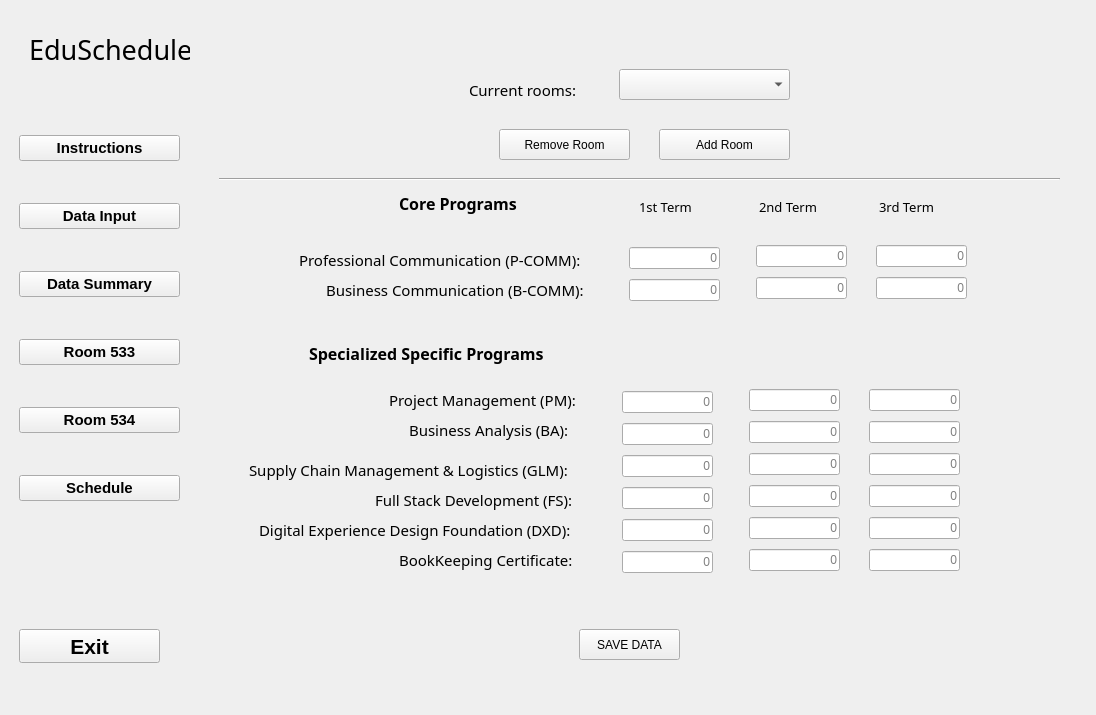
Qt form GUI_App/Scheduler1.ui (MacEwanCMPT395/2023-01_Team3) before a commit.
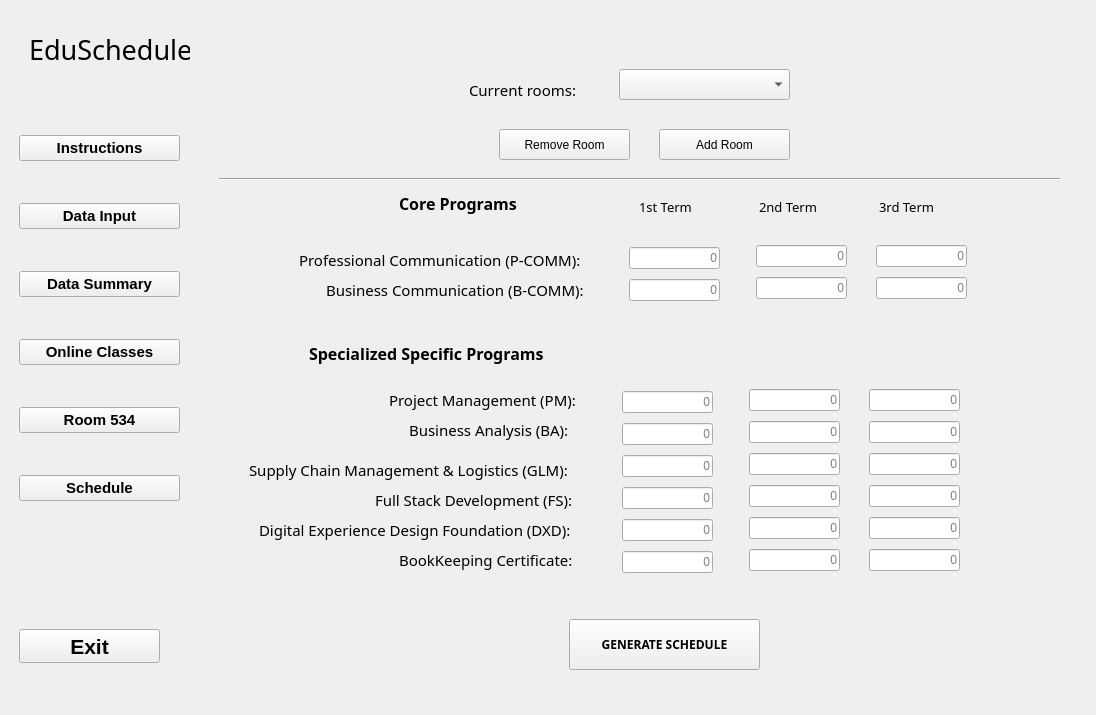
The same form after that commit. Icons and pictures are not drawn.

Patch:
```diff
--- a/GUI_App/Scheduler1.ui
+++ b/GUI_App/Scheduler1.ui
@@ -158,7 +158,7 @@
             </font>
            </property>
            <property name="text">
-            <string>Room 533</string>
+            <string>Online Classes</string>
            </property>
           </widget>
          </item>
@@ -419,19 +419,6 @@
            <string>BookKeeping Certificate:</string>
           </property>
          </widget>
-         <widget class="QPushButton" name="save_data_btn">
-          <property name="geometry">
-           <rect>
-            <x>380</x>
-            <y>620</y>
-            <width>101</width>
-            <height>31</height>
-           </rect>
-          </property>
-          <property name="text">
-           <string>SAVE DATA</string>
-          </property>
-         </widget>
          <widget class="QLineEdit" name="pm_input_1">
           <property name="geometry">
            <rect>
@@ -947,6 +934,29 @@
            <enum>Qt::Horizontal</enum>
           </property>
          </widget>
+         <widget class="QPushButton" name="generate_schedule_btn">
+          <property name="geometry">
+           <rect>
+            <x>370</x>
+            <y>610</y>
+            <width>191</width>
+            <height>51</height>
+           </rect>
+          </property>
+          <property name="font">
+           <font>
+            <family>Arial Black</family>
+            <weight>75</weight>
+            <bold>true</bold>
+           </font>
+          </property>
+          <property name="autoFillBackground">
+           <bool>false</bool>
+          </property>
+          <property name="text">
+           <string>GENERATE SCHEDULE</string>
+          </property>
+         </widget>
         </widget>
         <widget class="QWidget" name="page2">
          <widget class="QPushButton" name="next_button">
```
Left out of the diff: 29 changed lines with no effect on the pictures.
